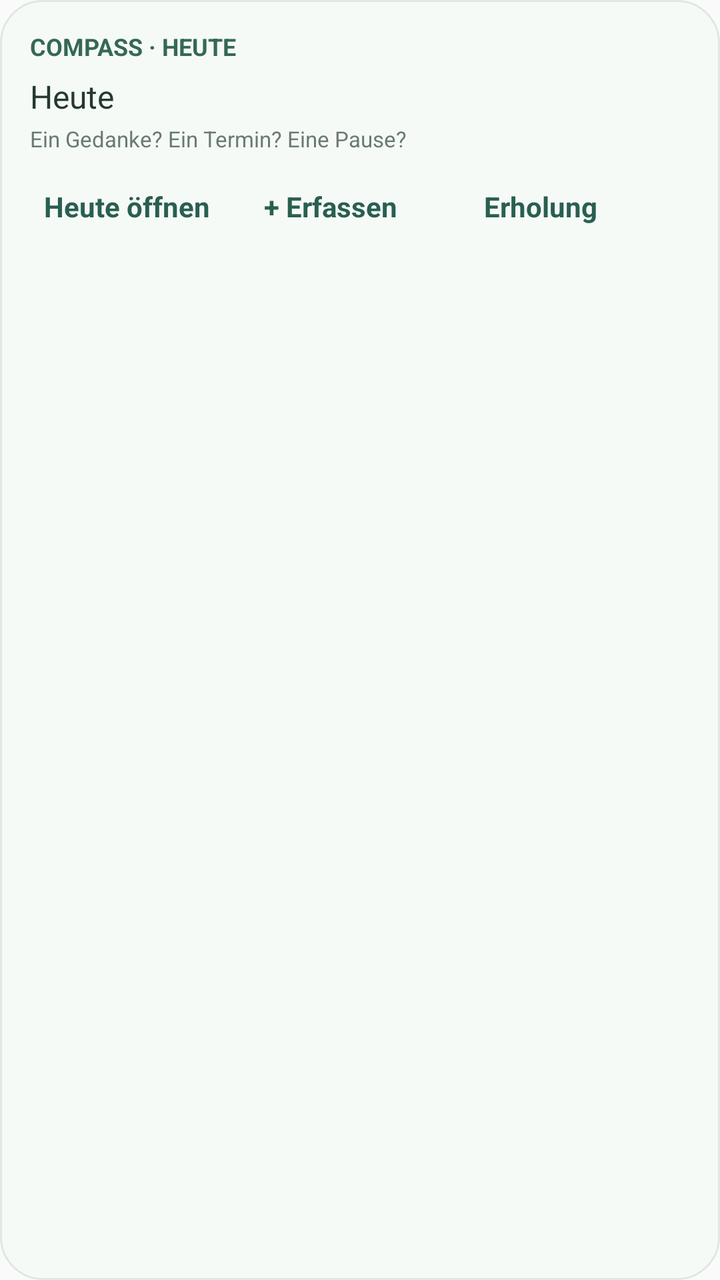
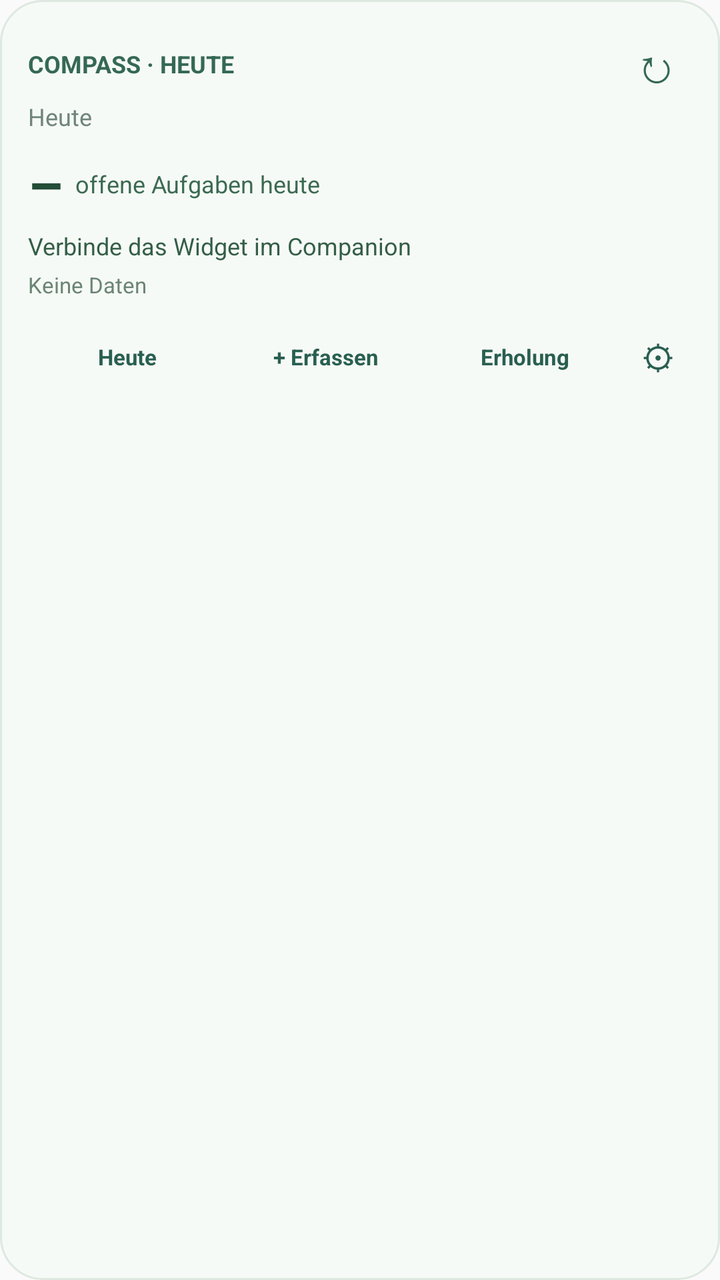

The first picture is an Android layout as it rendered before a commit; the second is the same layout after the commit. The layout source and the unified diff follow.
<!-- AndroidManifest.xml: application theme android:Theme.Material.Light.NoActionBar -->
<!-- res/layout/widget_today.xml -->
<?xml version="1.0" encoding="utf-8"?>
<LinearLayout xmlns:android="http://schemas.android.com/apk/res/android" android:layout_width="match_parent" android:layout_height="match_parent" android:orientation="vertical" android:padding="15dp" android:background="@drawable/rounded_bg">
  <TextView android:layout_width="match_parent" android:layout_height="wrap_content" android:text="COMPASS · HEUTE" android:textSize="12sp" android:textStyle="bold" android:textColor="#356857" />
  <TextView android:id="@+id/widget_date" android:layout_width="match_parent" android:layout_height="wrap_content" android:text="Heute" android:layout_marginTop="6dp" android:textSize="16sp" android:textColor="#24392F" />
  <TextView android:layout_width="match_parent" android:layout_height="wrap_content" android:text="Ein Gedanke? Ein Termin? Eine Pause?" android:layout_marginTop="3dp" android:textSize="11sp" android:textColor="#697B71" />
  <LinearLayout android:layout_width="match_parent" android:layout_height="wrap_content" android:orientation="horizontal" android:layout_marginTop="10dp">
    <TextView android:id="@+id/widget_today_button" android:layout_width="0dp" android:layout_weight="1" android:layout_height="wrap_content" android:text="Heute öffnen" android:textStyle="bold" android:padding="7dp" android:textColor="#295F50" />
    <TextView android:id="@+id/widget_capture_button" android:layout_width="0dp" android:layout_weight="1" android:layout_height="wrap_content" android:text="+ Erfassen" android:textStyle="bold" android:padding="7dp" android:textColor="#295F50" />
    <TextView android:id="@+id/widget_recovery_button" android:layout_width="0dp" android:layout_weight="1" android:layout_height="wrap_content" android:text="Erholung" android:textStyle="bold" android:padding="7dp" android:textColor="#295F50" />
  </LinearLayout>
</LinearLayout>
<!-- resources referenced by this layout -->
<resources>
  <!-- drawable rounded_bg (drawable) -->
  <shape xmlns:android="http://schemas.android.com/apk/res/android" android:shape="rectangle">
    <solid android:color="#F6FAF6"/><corners android:radius="21dp"/><stroke android:width="1dp" android:color="#DDE9E0"/>
  </shape>
</resources>

<!-- the commit's change to res/layout/widget_today.xml (unified diff, before → after) -->
@@ -1,11 +1,20 @@
 <?xml version="1.0" encoding="utf-8"?>
-<LinearLayout xmlns:android="http://schemas.android.com/apk/res/android" android:layout_width="match_parent" android:layout_height="match_parent" android:orientation="vertical" android:padding="15dp" android:background="@drawable/rounded_bg">
-  <TextView android:layout_width="match_parent" android:layout_height="wrap_content" android:text="COMPASS · HEUTE" android:textSize="12sp" android:textStyle="bold" android:textColor="#356857" />
-  <TextView android:id="@+id/widget_date" android:layout_width="match_parent" android:layout_height="wrap_content" android:text="Heute" android:layout_marginTop="6dp" android:textSize="16sp" android:textColor="#24392F" />
-  <TextView android:layout_width="match_parent" android:layout_height="wrap_content" android:text="Ein Gedanke? Ein Termin? Eine Pause?" android:layout_marginTop="3dp" android:textSize="11sp" android:textColor="#697B71" />
-  <LinearLayout android:layout_width="match_parent" android:layout_height="wrap_content" android:orientation="horizontal" android:layout_marginTop="10dp">
-    <TextView android:id="@+id/widget_today_button" android:layout_width="0dp" android:layout_weight="1" android:layout_height="wrap_content" android:text="Heute öffnen" android:textStyle="bold" android:padding="7dp" android:textColor="#295F50" />
-    <TextView android:id="@+id/widget_capture_button" android:layout_width="0dp" android:layout_weight="1" android:layout_height="wrap_content" android:text="+ Erfassen" android:textStyle="bold" android:padding="7dp" android:textColor="#295F50" />
-    <TextView android:id="@+id/widget_recovery_button" android:layout_width="0dp" android:layout_weight="1" android:layout_height="wrap_content" android:text="Erholung" android:textStyle="bold" android:padding="7dp" android:textColor="#295F50" />
+<LinearLayout xmlns:android="http://schemas.android.com/apk/res/android" android:layout_width="match_parent" android:layout_height="match_parent" android:orientation="vertical" android:padding="14dp" android:background="@drawable/rounded_bg">
+  <LinearLayout android:layout_width="match_parent" android:layout_height="wrap_content" android:orientation="horizontal" android:gravity="center_vertical">
+    <TextView android:layout_width="0dp" android:layout_weight="1" android:layout_height="wrap_content" android:text="COMPASS · HEUTE" android:textSize="12sp" android:textStyle="bold" android:textColor="#356857"/>
+    <TextView android:id="@+id/widget_refresh" android:layout_width="36dp" android:layout_height="36dp" android:gravity="center" android:text="↻" android:textSize="24sp" android:contentDescription="Widget aktualisieren" android:textColor="#356857"/>
+  </LinearLayout>
+  <TextView android:id="@+id/widget_date" android:layout_width="match_parent" android:layout_height="wrap_content" android:text="Heute" android:textSize="12sp" android:textColor="#70857A"/>
+  <LinearLayout android:layout_width="match_parent" android:layout_height="wrap_content" android:orientation="horizontal" android:gravity="center_vertical" android:layout_marginTop="7dp">
+     <TextView android:id="@+id/widget_count" android:layout_width="wrap_content" android:layout_height="wrap_content" android:text="–" android:textSize="28sp" android:textStyle="bold" android:textColor="#244C37"/>
+     <TextView android:layout_width="wrap_content" android:layout_height="wrap_content" android:text="  offene Aufgaben heute" android:textSize="12sp" android:textColor="#3B6A52"/>
+  </LinearLayout>
+  <TextView android:id="@+id/widget_next" android:layout_width="match_parent" android:layout_height="wrap_content" android:text="Verbinde das Widget im Companion" android:singleLine="true" android:ellipsize="end" android:layout_marginTop="4dp" android:textSize="12sp" android:textColor="#345E47"/>
+  <TextView android:id="@+id/widget_health" android:layout_width="match_parent" android:layout_height="wrap_content" android:text="Keine Daten" android:singleLine="true" android:ellipsize="end" android:layout_marginTop="4dp" android:textSize="11sp" android:textColor="#6C8575"/>
+  <LinearLayout android:layout_width="match_parent" android:layout_height="wrap_content" android:orientation="horizontal" android:layout_marginTop="10dp" android:gravity="center_vertical">
+    <TextView android:id="@+id/widget_today_button" android:layout_width="0dp" android:layout_weight="1" android:layout_height="wrap_content" android:text="Heute" android:gravity="center" android:padding="7dp" android:textStyle="bold" android:textSize="11sp" android:textColor="#295F50"/>
+    <TextView android:id="@+id/widget_capture_button" android:layout_width="0dp" android:layout_weight="1" android:layout_height="wrap_content" android:text="+ Erfassen" android:gravity="center" android:padding="7dp" android:textStyle="bold" android:textSize="11sp" android:textColor="#295F50"/>
+    <TextView android:id="@+id/widget_recovery_button" android:layout_width="0dp" android:layout_weight="1" android:layout_height="wrap_content" android:text="Erholung" android:gravity="center" android:padding="7dp" android:textStyle="bold" android:textSize="11sp" android:textColor="#295F50"/>
+    <TextView android:id="@+id/widget_setup" android:layout_width="34dp" android:layout_height="wrap_content" android:text="⚙" android:gravity="center" android:padding="7dp" android:textSize="17sp" android:contentDescription="Widget einrichten" android:textColor="#295F50"/>
   </LinearLayout>
 </LinearLayout>
